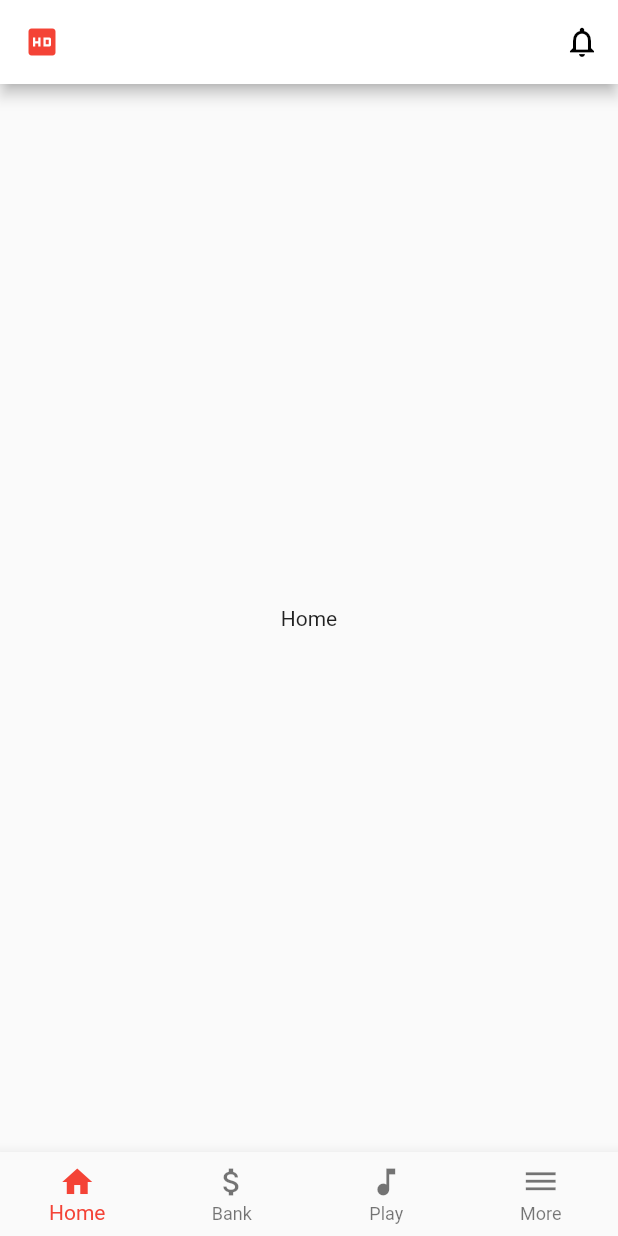
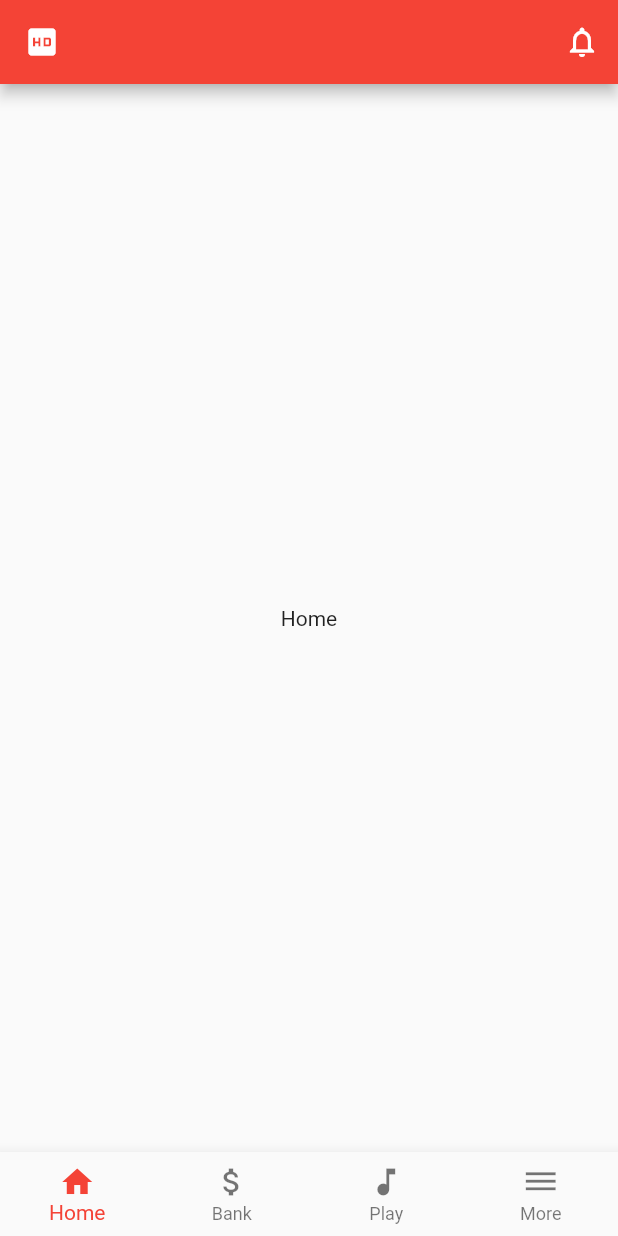
Before and after one commit to santoshanand/airtel_app, a Flutter app: the screen it shows after launch, on a phone screen of 412 x 824 dp. Run offline on Flutter 3.47's test engine with Material 2 defaults, Android fonts, the phone set to English and light mode, and no system bars.

```diff
--- a/lib/src/screens/landing.dart
+++ b/lib/src/screens/landing.dart
@@ -27,14 +27,11 @@ class Landing extends StatelessWidget {
         appBar: AppBar(
           title: Icon(
             Icons.hd,
-            color: Colors.red,
           ),
-          backgroundColor: Colors.white,
           actions: <Widget>[
             IconButton(
               icon: Icon(
                 Icons.notifications_none,
-                color: Colors.black,
               ),
               onPressed: () {
                 Navigator.pushNamed(context, '/messages');
@@ -45,7 +42,9 @@ class Landing extends StatelessWidget {
         bottomNavigationBar: Footer(),
       ),
       providers: <SingleChildWidget>[
-        ChangeNotifierProvider(create: (_) => AppModel()),
+        ChangeNotifierProvider(
+          create: (_) => AppModel(),
+        ),
       ],
     );
   }
```
Also changed, not shown: 1 other file.
